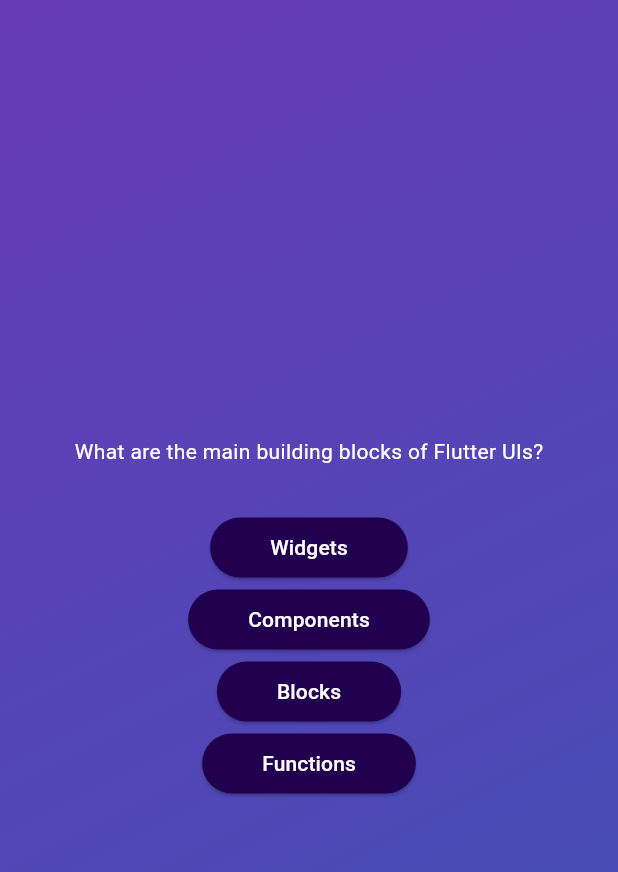
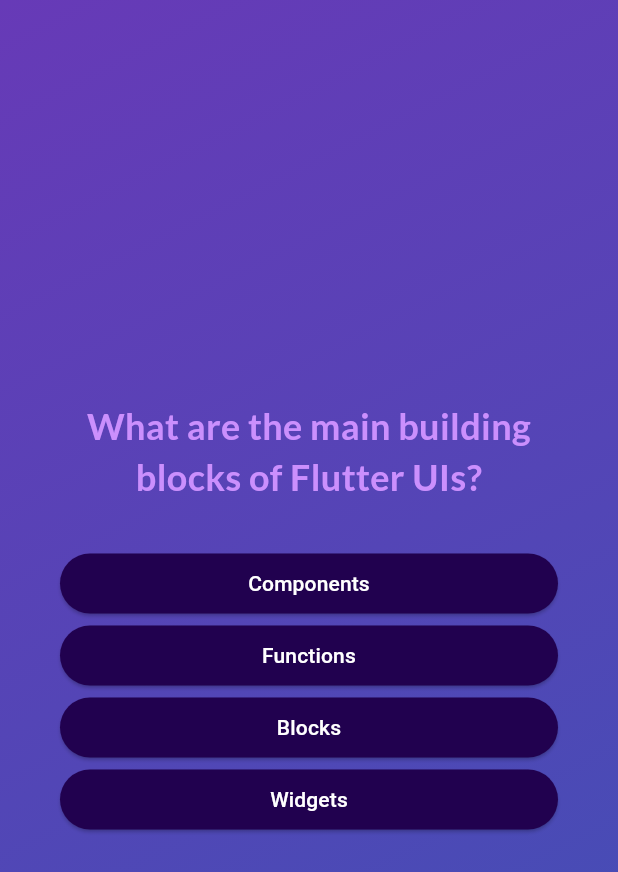
Before and after one commit to DulinaS/quiz_app, a Flutter app: the screen it shows after launch, after a tap on "Start Quiz", on a phone screen of 412 x 824 dp. Shown: the top 872 px of the screen. Run offline on Flutter 3.47's test engine with Material 3 defaults, Android fonts, the phone set to English and light mode, and no system bars; our stand-ins replace google_fonts.

Commit message:
Answers get shuffled. New Questions get loaded via setState() by storing currentQuestionIndex. Google font package added.

```diff
--- a/lib/answer_button.dart
+++ b/lib/answer_button.dart
@@ -27,7 +27,10 @@ class AnswerButton extends StatelessWidget {
           borderRadius: BorderRadius.circular(40),
         ),
       ),
-      child: Text(answerText),
+      child: Text(
+        answerText,
+        textAlign: TextAlign.center,
+      ),
     );
   }
 }
--- a/lib/gradient_container.dart
+++ b/lib/gradient_container.dart
@@ -24,6 +24,9 @@ class _GradientContainerState extends State<GradientContainer> {
   _GradientContainerState.purple()
       : color1 = Colors.deepPurple,
         color2 = Colors.indigo;
+
+  //Stores the selected answers and store to a list
+  var selectedAnswers = [];
 
   var activeScreen = 'start-screen';
 
--- a/lib/models/quiz_question.dart
+++ b/lib/models/quiz_question.dart
@@ -7,4 +7,11 @@ class QuizQuestion {
 
   final String text;
   final List<String> answers;
+
+  List<String>  getShuffledAnswers(){
+    final shuffledList = List.of(answers); // create a copy of answers list
+    shuffledList.shuffle();  //Shuffle list (final keyword won't be a problem when shuffling)
+    return shuffledList;     //returns the shuffled list
+  }
+
 }
--- a/lib/questions_screen.dart
+++ b/lib/questions_screen.dart
@@ -1,7 +1,7 @@
 import 'package:flutter/material.dart';
 import 'package:quiz_app/answer_button.dart';
 import 'package:quiz_app/data/questions.dart';
-import 'package:quiz_app/quiz.dart';
+import 'package:google_fonts/google_fonts.dart';
 
 class QuestionsScreen extends StatefulWidget {
   const QuestionsScreen({super.key});
@@ -13,24 +13,45 @@ class QuestionsScreen extends StatefulWidget {
 }
 
 class _QuestionsScreenState extends State<QuestionsScreen> {
+  //question index
+  var currentQuestionIndex = 0;
+
+  //what happens when user clicks a answer
+  void anwserQuestion() {
+    setState(() {
+      currentQuestionIndex++; //increments the question index
+    });
+  }
+
   @override
   Widget build(BuildContext context) {
     //Get the current question out of questions list
-    final currentQuestion = questions[0];
+    final currentQuestion = questions[currentQuestionIndex];
 
-    return Column(
-      mainAxisSize: MainAxisSize.min,
-      children: [
-        Text(
-          currentQuestion.text,
-          style: const TextStyle(color: Colors.white),
+    return SizedBox(
+      width: double.infinity,
+      child: Container(
+        margin: const EdgeInsets.all(40),
+        child: Column(
+          mainAxisAlignment: MainAxisAlignment.center,
+          crossAxisAlignment: CrossAxisAlignment.stretch,
+          children: [
+            Text(
+              currentQuestion.text,
+              style: GoogleFonts.lato(
+                color: const Color.fromARGB(255, 203, 143, 253),
+                fontSize: 24,
+                fontWeight: FontWeight.bold,
+              ),
+              textAlign: TextAlign.center,
+            ),
+            const SizedBox(height: 30),
+            ...currentQuestion.getShuffledAnswers().map((item) {
+              return AnswerButton(answerText: item, onTap: anwserQuestion);
+            })
+          ],
         ),
-        const SizedBox(height: 30),
-        AnswerButton(answerText: currentQuestion.answers[0], onTap: () {}),
-        AnswerButton(answerText: currentQuestion.answers[1], onTap: () {}),
-        AnswerButton(answerText: currentQuestion.answers[2], onTap: () {}),
-        AnswerButton(answerText: currentQuestion.answers[3], onTap: () {}),
-      ],
+      ),
     );
   }
 }
--- a/lib/start_screen.dart
+++ b/lib/start_screen.dart
@@ -29,7 +29,7 @@ class _StartScreenState extends State<StartScreen> {
           color: const Color.fromARGB(150, 255, 255, 255),
         ),
         const SizedBox(height: 30),
-        const StyledText('Learn flutter the fun way!!!!'),
+        const StyledText('Learn flutter the fun way!'),
         const SizedBox(height: 30),
         OutlinedButton.icon(
           onPressed: startQuiz,
--- a/pubspec.yaml
+++ b/pubspec.yaml
@@ -35,6 +35,7 @@ dependencies:
   # The following adds the Cupertino Icons font to your application.
   # Use with the CupertinoIcons class for iOS style icons.
   cupertino_icons: ^1.0.8
+  google_fonts: ^6.2.1
 
 dev_dependencies:
   flutter_test:
```
Also changed, not shown: pubspec.lock, 1 other file.
